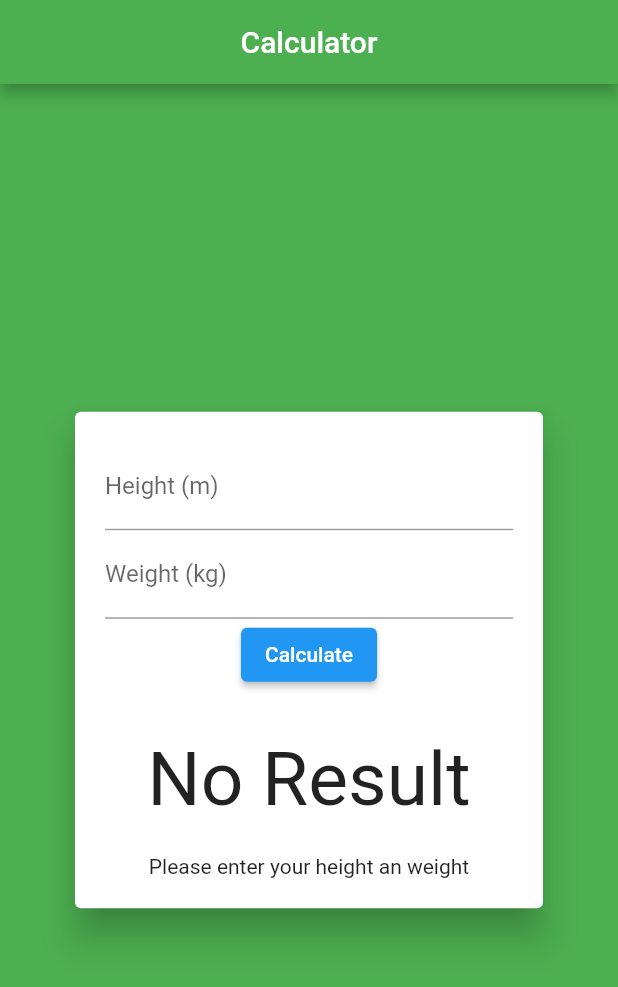
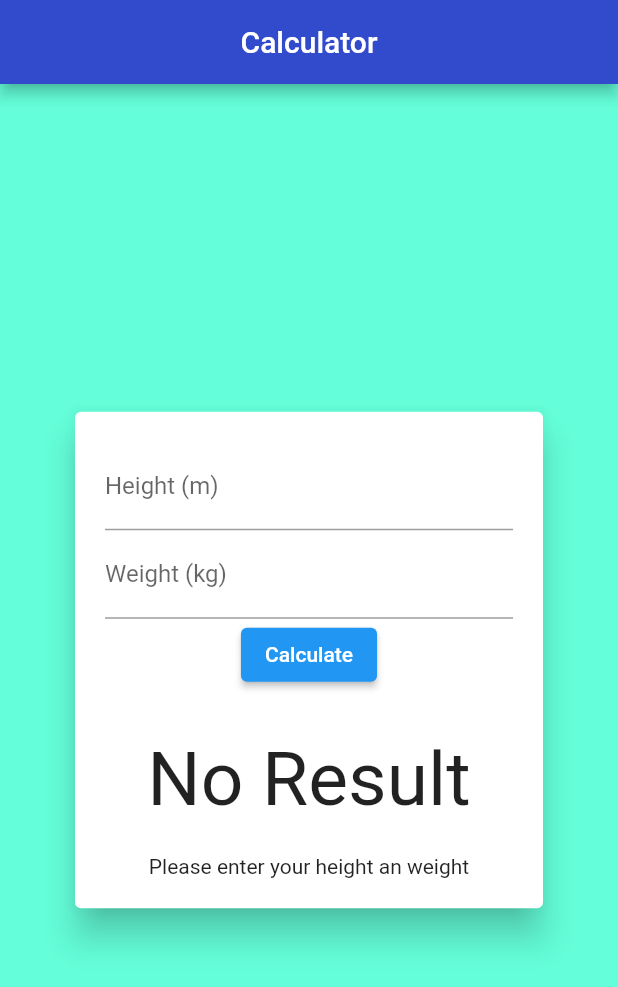
Before and after one commit to Coco-Gianluca/Flutter_BMI, a Flutter app: the screen it shows after launch, in the side drawer, after a tap on "Calculator", on a phone screen of 412 x 824 dp. Shown: the top 987 px of the screen. Run offline on Flutter 3.47's test engine with Material 2 defaults, Android fonts, the phone set to English and light mode, and no system bars; network calls fail.

Commit message:
changed color implemented explain BMI

```diff
--- a/lib/main.dart
+++ b/lib/main.dart
@@ -51,9 +51,6 @@ class _MainPageState extends State<MainPage> {
             // Scaffold.of(context).openEndDrawer();
           },
         ),
-
-
-
       ),
     ),
   );
--- a/lib/page/calculator_page.dart
+++ b/lib/page/calculator_page.dart
@@ -24,10 +24,9 @@ class _CalculatorState extends State<Calculator> {
   // the controller for the text field associated with "weight"
   final _weightController = TextEditingController();
 
-  // The BMI
+  // ID for the Database // The BMI  // the message at the beginning
+  int? id;
   double? _bmi;
-
-  // the message at the beginning
   String _message = 'Please enter your height an weight';
 
   void _calculate() {
@@ -62,9 +61,9 @@ class _CalculatorState extends State<Calculator> {
         appBar: AppBar(
           title: Text('Calculator'),
           centerTitle: true,
-          backgroundColor: Colors.green,
+          backgroundColor: Color.fromRGBO(50, 75, 205, 1)
         ),
-       backgroundColor: Colors.green,
+       backgroundColor: Colors.tealAccent,
         body: Center(
           child: Container(
             width: 320,
--- a/lib/page/history_page.dart
+++ b/lib/page/history_page.dart
@@ -6,7 +6,7 @@ class HistoryPage extends StatelessWidget {
     appBar: AppBar(
       title: Text('Your History'),
       centerTitle: true,
-      backgroundColor: Colors.red,
+      backgroundColor: Color.fromRGBO(50, 75, 205, 1),
     ),
   );
 }
--- a/lib/page/rating_page.dart
+++ b/lib/page/rating_page.dart
@@ -8,7 +8,7 @@ class RatingsPage extends StatelessWidget {
     appBar: AppBar(
       title: Text('Rating'),
       centerTitle: true,
-      backgroundColor: Colors.red,
+      backgroundColor: Color.fromRGBO(50, 75, 205, 1),
     ),
     body: ListView(
       children: const <Widget>[
--- a/lib/widget/navigation_drawer_widget.dart
+++ b/lib/widget/navigation_drawer_widget.dart
@@ -2,8 +2,8 @@ import 'package:flutter/material.dart';
 import 'package:bmi/page/history_page.dart';
 import 'package:bmi/page/calculator_page.dart';
 import 'package:bmi/page/user_page.dart';
-import 'package:bmi/page/history_page.dart';
 import 'package:bmi/page/rating_page.dart';
+import 'package:bmi/page/statement_page.dart';
 
 
 
@@ -58,8 +58,8 @@ class NavigationDrawerWidget extends StatelessWidget {
                   ),
                   const SizedBox(height: 16),
                   buildMenuItem(
-                    text: 'Updates',
-                    icon: Icons.update,
+                    text: 'What is BMI?',
+                    icon: Icons.question_mark,
                     onClicked: () => selectedItem(context, 3),
                   ),
                   const SizedBox(height: 24),
@@ -183,6 +183,11 @@ class NavigationDrawerWidget extends StatelessWidget {
           builder: (context) => RatingsPage(),
         ));
         break;
+      case 3:
+        Navigator.of(context).push(MaterialPageRoute(
+          builder: (context) => StatementPage(),
+        ));
+        break;
     }
   }
 }
--- a/pubspec.yaml
+++ b/pubspec.yaml
@@ -45,11 +45,12 @@ dev_dependencies:
   # package. See that file for information about deactivating specific lint
   # rules and activating additional ones.
   flutter_lints: ^2.0.0
-  flutter_3d_choice_chip: ^0.1.4
   swipeable_button_view: ^0.0.2
   page_transition: ^2.0.5
   pretty_gauge: ^1.0.1
   share_plus: ^4.0.4
+  sqflite: ^2.0.0+4
+  path_provider: ^2.0.3
 
 # For information on the generic Dart part of this file, see the
 # following page: https://dart.dev/tools/pub/pubspec
```
Also changed, not shown: lib/page/statement_page.dart (added, +35 -0 lines), lib/login/login.dart (added), pubspec.lock.
